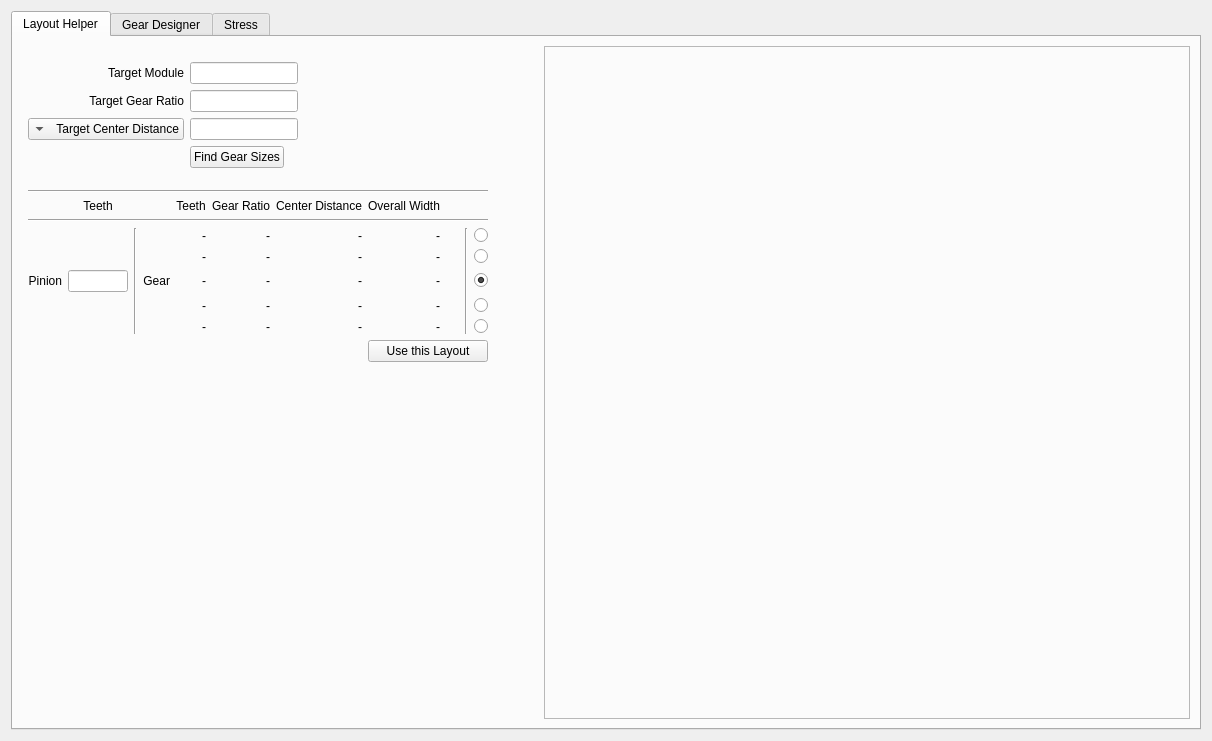
Old version of the form source/form.ui in the repository MajorPhenol/jpGearQt.
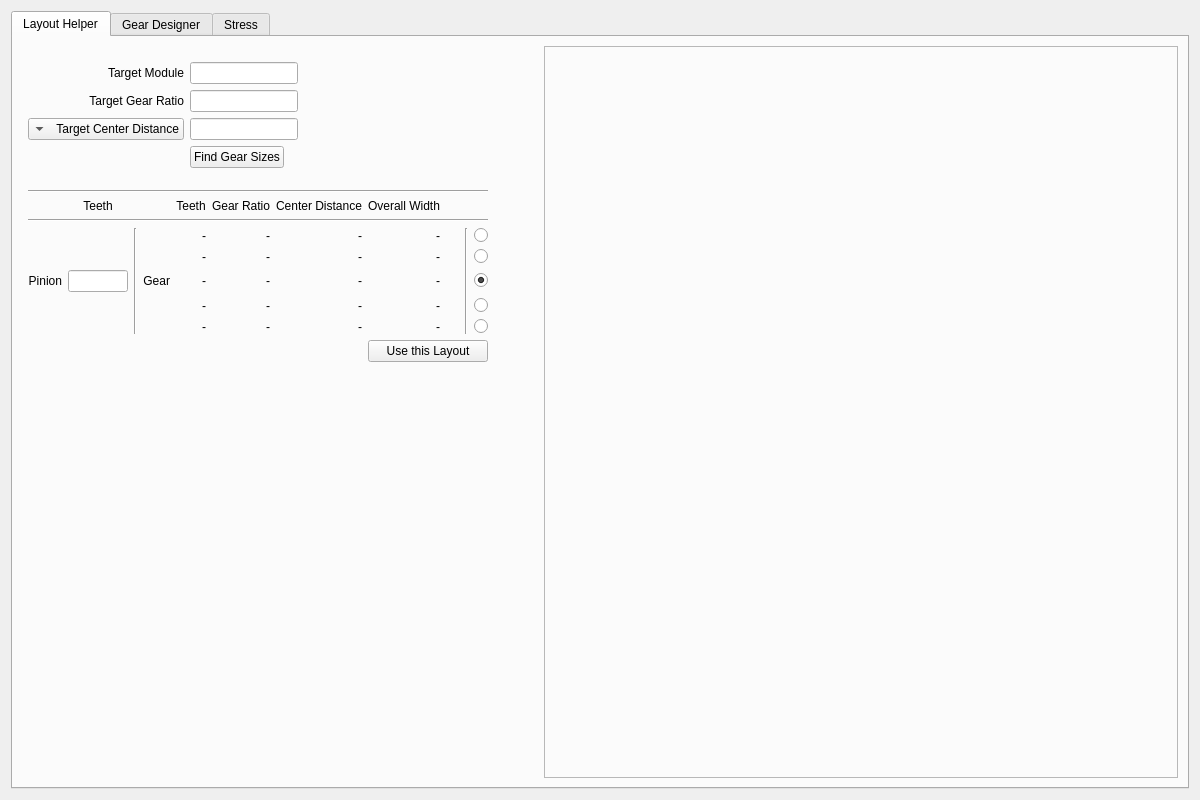
New version of the form. The open tabs and pages were chosen to show the change.

```diff
--- a/source/form.ui
+++ b/source/form.ui
@@ -9,8 +9,8 @@
    <rect>
     <x>0</x>
     <y>0</y>
-    <width>1212</width>
-    <height>741</height>
+    <width>1200</width>
+    <height>800</height>
    </rect>
   </property>
   <property name="sizePolicy">
```
Left out of the diff: 2 changed lines with no effect on the pictures.
